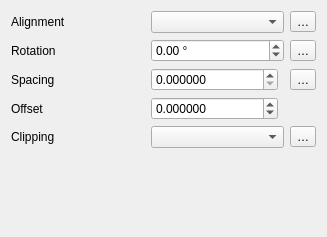
Qt form src/ui/symbollayer/widget_linepatternfill.ui (qgis/QGIS) before a commit.
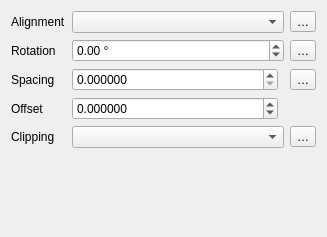
The same form after that commit. Custom widgets are drawn as their Qt base class.

Commit message: Fix horizontal expansion of some symbol layer widgets

Diff of the .ui file:
```diff
--- a/src/ui/symbollayer/widget_linepatternfill.ui
+++ b/src/ui/symbollayer/widget_linepatternfill.ui
@@ -13,7 +13,7 @@
   <property name="windowTitle">
    <string notr="true">Form</string>
   </property>
-  <layout class="QGridLayout" name="gridLayout" columnstretch="0,0,0,0">
+  <layout class="QGridLayout" name="gridLayout" columnstretch="0,0,1,0">
    <item row="8" column="2">
     <spacer name="verticalSpacer">
      <property name="orientation">
```
The commit also changes 5 other files.
